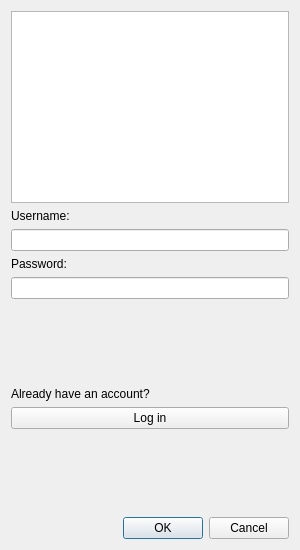
Above: gui/createaccount.ui from scottsanett/BrainfuckInterpreter before the change. Below: the same form after it.
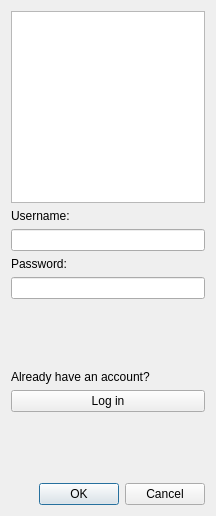
That is the form after the change.

```diff
--- a/gui/createaccount.ui
+++ b/gui/createaccount.ui
@@ -6,8 +6,8 @@
    <rect>
     <x>0</x>
     <y>0</y>
-    <width>300</width>
-    <height>550</height>
+    <width>216</width>
+    <height>516</height>
    </rect>
   </property>
   <property name="windowTitle">
```
